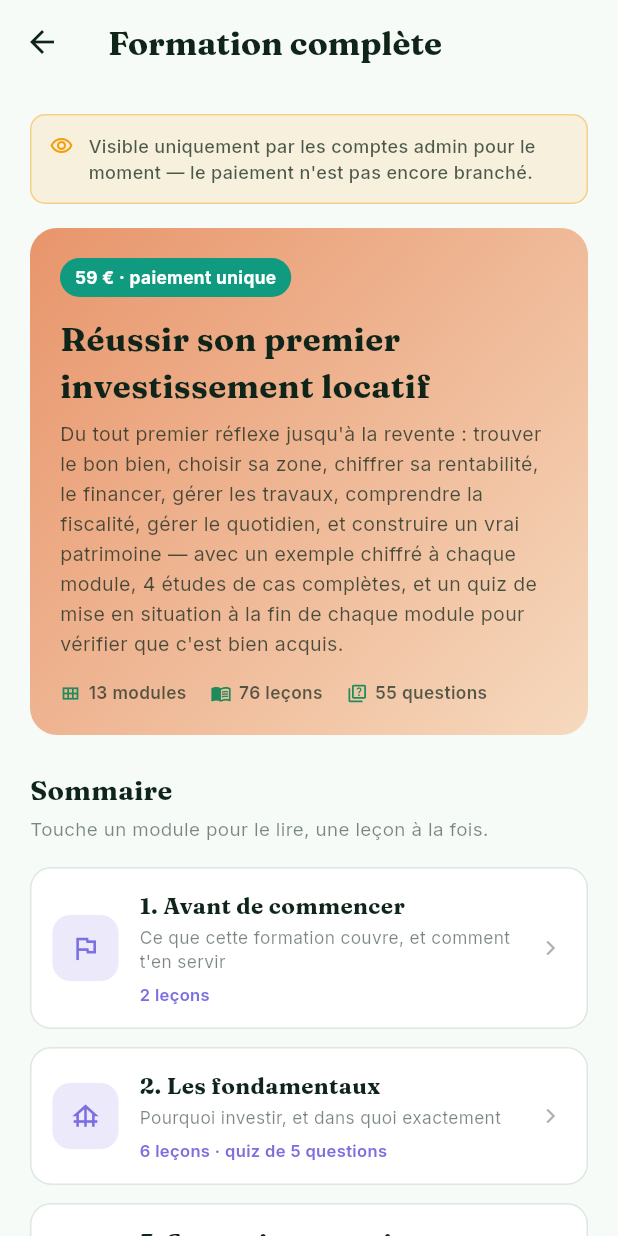
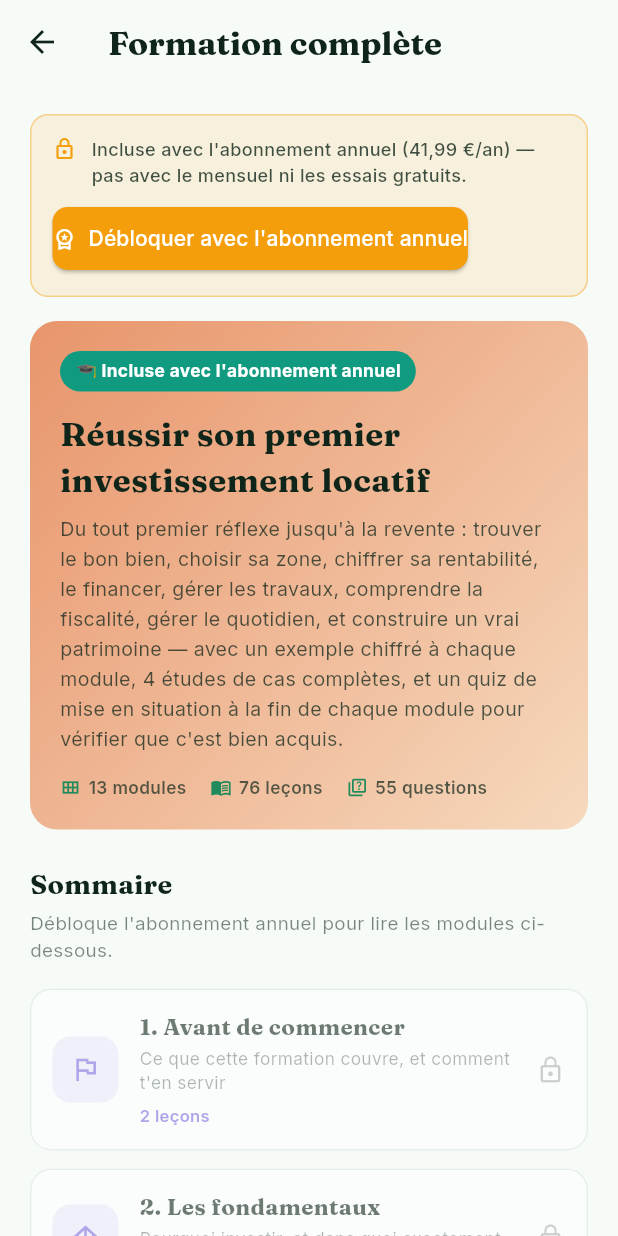
Before and after one commit to didouscossss/Didou-immo, a Flutter app: the FormationScreen screen opened directly, on a phone screen of 412 x 824 dp. Run offline on Flutter 3.47's test engine with Material 3 defaults, Android fonts, the phone set to English and light mode, and no system bars; our stand-ins replace cloud_firestore, cloud_functions, file_picker, firebase_auth, firebase_core, firebase_storage and 10 more; missing offline and left inert: dart:js_interop, in_app_purchase_android; accounts and stored records are empty; network calls fail.

Commit message:
Inclut la formation complète dans l'abonnement annuel (#182)
Remplace le paiement unique prévu (jamais vendu, formation encore
réservée aux comptes admin) par une inclusion dans l'offre annuelle
(41,99 €/an) uniquement, pas l'offre mensuelle :

- Nouveau champ Firestore `subscriptionPlan` ('monthly'/'yearly'),
  posé côté serveur par `activateSubscription` (Android) et
  `stripeWebhook` (web, via les metadata de la session Checkout) —
  protégé en écriture comme `isSubscribed`.
- `UserAccountState.hasFormationAccess` : vrai pour un abonné annuel
  ou un compte admin (pour pouvoir relire le contenu sans payer).
- Badge "Formation complète incluse" sur la carte de l'offre annuelle
  du paywall (web et Android), absent de l'offre mensuelle.
- La formation est désormais visible par tout le monde (plus
  seulement les admins) : sommaire consultable par tous, mais un
  compte sans accès se voit proposer l'abonnement annuel au lieu
  d'ouvrir un module.


Claude-Session: https://claude.ai/code/session_01NBqLjwkqjP62ZSYp1E2rxG

Co-authored-by: Claude <noreply@anthropic.com>

```diff
--- a/lib/screens/account/account_screen.dart
+++ b/lib/screens/account/account_screen.dart
@@ -95,15 +95,18 @@ class AccountScreen extends StatelessWidget {
                 shape: RoundedRectangleBorder(borderRadius: BorderRadius.circular(12)),
               ),
             ),
+          ],
           const SizedBox(height: 12),
-            // Formation payante (59 €, paiement unique) en cours de
-            // préparation — pas encore de paiement branché, réservée aux
-            // comptes admin pour la relire avant de décider comment la
-            // vendre (voir FormationScreen).
+          // Visible par tout le monde (plus réservée aux admins) : incluse
+          // avec l'abonnement annuel (voir UserAccountState.hasFormationAccess
+          // et FormationScreen, qui affiche lui-même l'argumentaire de vente
+          // si le compte n'a pas (encore) cet accès).
           OutlinedButton.icon(
             onPressed: () => Navigator.of(context).push(MaterialPageRoute(builder: (_) => const FormationScreen())),
-              icon: const Icon(Icons.school_outlined),
-              label: const Text('Formation complète (admin)'),
+            icon: Icon(account.hasFormationAccess ? Icons.school_outlined : Icons.lock_outline),
+            label: Text(account.hasFormationAccess
+                ? 'Formation complète'
+                : 'Formation complète (incluse avec l\'annuel)'),
             style: OutlinedButton.styleFrom(
               foregroundColor: AppColors.gold,
               side: BorderSide(color: AppColors.gold),
@@ -111,7 +114,6 @@ class AccountScreen extends StatelessWidget {
               shape: RoundedRectangleBorder(borderRadius: BorderRadius.circular(12)),
             ),
           ),
-          ],
           const SizedBox(height: 12),
           OutlinedButton.icon(
             onPressed: () => Navigator.of(context).push(MaterialPageRoute(builder: (_) => const LegalHubScreen())),
--- a/lib/screens/formation/formation_screen.dart
+++ b/lib/screens/formation/formation_screen.dart
@@ -1,25 +1,27 @@
 import 'package:flutter/material.dart';
+import 'package:provider/provider.dart';
 
+import '../../state/user_account_state.dart';
 import '../../theme/app_theme.dart';
+import '../paywall/paywall_screen.dart';
 import 'formation_content.dart';
 import 'formation_module_screen.dart';
 
-/// Formation payante "Réussir son premier investissement locatif" — 59 €,
-/// paiement unique (pas un abonnement, voir la discussion produit).
+/// Formation "Réussir son premier investissement locatif" — incluse avec
+/// l'abonnement annuel (41,99 €/an), pas avec le mensuel ni les essais
+/// gratuits (voir la discussion produit et `UserAccountState.hasFormationAccess`,
+/// qui pose aussi un accès pour les comptes admin, pour pouvoir relire le
+/// contenu sans payer).
 ///
-/// Pas encore vendue : aucun flux de paiement n'est branché ici. Le but de
-/// cette première version est de pouvoir relire/ajuster le contenu avant de
-/// décider comment le vendre — d'où l'accès réservé aux comptes admin
-/// (`UserAccountState.isAdmin`, voir `AccountScreen`) plutôt qu'un vrai
-/// paywall. Une fois le contenu validé, ce sera soit un paywall Stripe
-/// dédié (one-shot, pas un abonnement), soit un déblocage manuel via un
-/// code, selon ce que l'utilisateur choisira à ce moment-là.
+/// Visible par tout le monde (plus réservée aux admins) : un compte sans
+/// accès voit le sommaire complet (titres, nombre de leçons) pour se rendre
+/// compte de ce que l'offre annuelle débloque, mais ne peut pas ouvrir un
+/// module — touché, il redirige vers [PaywallScreen] plutôt que d'afficher
+/// le contenu.
 ///
-/// Cet écran ne sert plus que de sommaire — une carte par module, qui ouvre
-/// la lecture leçon par leçon ([FormationModuleScreen]), quiz de fin de
-/// module compris. Avant, tout le contenu tenait empilé dans des accordéons
-/// sur cette seule page : jugé pas assez agréable à lire malgré un contenu
-/// déjà complet.
+/// Cet écran ne sert que de sommaire — une carte par module, qui ouvre la
+/// lecture leçon par leçon ([FormationModuleScreen]), quiz de fin de module
+/// compris.
 class FormationScreen extends StatelessWidget {
   const FormationScreen({super.key});
 
@@ -28,12 +30,14 @@ class FormationScreen extends StatelessWidget {
 
   @override
   Widget build(BuildContext context) {
+    final account = context.watch<UserAccountState>();
+    final hasAccess = account.hasFormationAccess;
     return Scaffold(
       appBar: AppBar(title: const Text('Formation complète')),
       body: ListView(
         padding: const EdgeInsets.all(20),
         children: [
-          _buildAdminNotice(),
+          _buildAccessNotice(context, account),
           const SizedBox(height: 16),
           _buildHero(),
           const SizedBox(height: 24),
@@ -43,30 +47,89 @@ class FormationScreen extends StatelessWidget {
           ),
           const SizedBox(height: 4),
           Text(
-            'Touche un module pour le lire, une leçon à la fois.',
+            hasAccess
+                ? 'Touche un module pour le lire, une leçon à la fois.'
+                : "Débloque l'abonnement annuel pour lire les modules ci-dessous.",
             style: AppTextStyles.sans(fontSize: 12.5, color: AppColors.ink.withValues(alpha: 0.55)),
           ),
           const SizedBox(height: 16),
-          for (int i = 0; i < formationModules.length; i++) _ModuleSummaryCard(module: formationModules[i], index: i),
+          for (int i = 0; i < formationModules.length; i++)
+            _ModuleSummaryCard(module: formationModules[i], index: i, locked: !hasAccess),
         ],
       ),
     );
   }
 
-  Widget _buildAdminNotice() {
+  /// Trois états distincts : accès réel (abonnement annuel) confirmé en
+  /// vert, aperçu admin signalé en doré (un admin sans abonnement annuel
+  /// voit quand même tout le contenu, mais doit savoir que ce n'est QUE
+  /// grâce à son statut admin, pas ce qu'un abonné annuel verrait en plus),
+  /// et l'argumentaire de vente avec CTA direct vers [PaywallScreen] pour
+  /// tous les autres.
+  Widget _buildAccessNotice(BuildContext context, UserAccountState account) {
+    final realAccess = account.isSubscribed && account.subscriptionPlan == 'yearly';
+    if (realAccess) {
+      return _notice(
+        icon: Icons.check_circle_outline,
+        color: AppColors.good,
+        text: 'Incluse dans ton abonnement annuel — bonne lecture !',
+      );
+    }
+    if (account.isAdmin) {
+      return _notice(
+        icon: Icons.visibility_outlined,
+        color: AppColors.gold,
+        text: "Aperçu admin — réservée aux abonnés annuels pour tout le monde d'autre.",
+      );
+    }
+    return Container(
+      padding: const EdgeInsets.all(14),
+      decoration: BoxDecoration(
+        color: AppColors.gold.withValues(alpha: 0.12),
+        borderRadius: BorderRadius.circular(12),
+        border: Border.all(color: AppColors.gold.withValues(alpha: 0.4)),
+      ),
+      child: Column(crossAxisAlignment: CrossAxisAlignment.start, children: [
+        Row(crossAxisAlignment: CrossAxisAlignment.start, children: [
+          Icon(Icons.lock_outline, size: 16, color: AppColors.gold),
+          const SizedBox(width: 10),
+          Expanded(
+            child: Text(
+              "Incluse avec l'abonnement annuel (41,99 €/an) — pas avec le mensuel ni les essais gratuits.",
+              style: AppTextStyles.sans(fontSize: 12, fontWeight: FontWeight.w500, color: AppColors.ink.withValues(alpha: 0.8)),
+            ),
+          ),
+        ]),
+        const SizedBox(height: 10),
+        ElevatedButton.icon(
+          onPressed: () => Navigator.of(context).push(MaterialPageRoute(builder: (_) => const PaywallScreen())),
+          icon: const Icon(Icons.workspace_premium_outlined, size: 16),
+          label: const Text("Débloquer avec l'abonnement annuel"),
+          style: ElevatedButton.styleFrom(
+            backgroundColor: AppColors.gold,
+            foregroundColor: Colors.white,
+            padding: const EdgeInsets.symmetric(vertical: 11),
+            shape: RoundedRectangleBorder(borderRadius: BorderRadius.circular(10)),
+          ),
+        ),
+      ]),
+    );
+  }
+
+  Widget _notice({required IconData icon, required Color color, required String text}) {
     return Container(
       padding: const EdgeInsets.all(12),
       decoration: BoxDecoration(
-        color: AppColors.gold.withValues(alpha: 0.12),
+        color: color.withValues(alpha: 0.12),
         borderRadius: BorderRadius.circular(10),
-        border: Border.all(color: AppColors.gold.withValues(alpha: 0.4)),
+        border: Border.all(color: color.withValues(alpha: 0.4)),
       ),
       child: Row(crossAxisAlignment: CrossAxisAlignment.start, children: [
-        Icon(Icons.visibility_outlined, size: 16, color: AppColors.gold),
+        Icon(icon, size: 16, color: color),
         const SizedBox(width: 10),
         Expanded(
           child: Text(
-            "Visible uniquement par les comptes admin pour le moment — le paiement n'est pas encore branché.",
+            text,
             style: AppTextStyles.sans(fontSize: 12, fontWeight: FontWeight.w500, color: AppColors.ink.withValues(alpha: 0.75)),
           ),
         ),
@@ -90,7 +153,7 @@ class FormationScreen extends StatelessWidget {
           Container(
             padding: const EdgeInsets.symmetric(horizontal: 10, vertical: 5),
             decoration: BoxDecoration(color: AppColors.good, borderRadius: BorderRadius.circular(999)),
-            child: Text('59 € · paiement unique',
+            child: Text('🎓 Incluse avec l\'abonnement annuel',
                 style: AppTextStyles.sans(fontSize: 11.5, fontWeight: FontWeight.w700, color: Colors.white)),
           ),
         ]),
@@ -131,13 +194,18 @@ class FormationScreen extends StatelessWidget {
 class _ModuleSummaryCard extends StatelessWidget {
   final FormationModule module;
   final int index;
-  const _ModuleSummaryCard({required this.module, required this.index});
+  final bool locked;
+  const _ModuleSummaryCard({required this.module, required this.index, required this.locked});
 
   @override
   Widget build(BuildContext context) {
     return InkWell(
-      onTap: () => Navigator.of(context).push(MaterialPageRoute(builder: (_) => FormationModuleScreen(moduleIndex: index))),
+      onTap: () => locked
+          ? Navigator.of(context).push(MaterialPageRoute(builder: (_) => const PaywallScreen()))
+          : Navigator.of(context).push(MaterialPageRoute(builder: (_) => FormationModuleScreen(moduleIndex: index))),
       borderRadius: BorderRadius.circular(14),
+      child: Opacity(
+        opacity: locked ? 0.6 : 1,
         child: Container(
           margin: const EdgeInsets.only(bottom: 12),
           padding: const EdgeInsets.all(14),
@@ -178,8 +246,13 @@ class _ModuleSummaryCard extends StatelessWidget {
               ]),
             ),
             const SizedBox(width: 8),
-          Icon(Icons.chevron_right, size: 20, color: AppColors.ink.withValues(alpha: 0.35)),
+            Icon(
+              locked ? Icons.lock_outline : Icons.chevron_right,
+              size: 20,
+              color: AppColors.ink.withValues(alpha: 0.35),
+            ),
           ]),
+        ),
       ),
     );
   }
--- a/lib/state/user_account_state.dart
+++ b/lib/state/user_account_state.dart
@@ -30,6 +30,16 @@ class UserAccountState extends ChangeNotifier {
   bool get grantedFree => userDoc?['grantedFree'] == true;
   bool get isAdmin => userDoc?['isAdmin'] == true;
   String? get referralCode => userDoc?['referralCode'] as String?;
+
+  /// 'monthly' ou 'yearly' — posé côté serveur (`activateSubscription` ou
+  /// `stripeWebhook`, voir `functions/index.js`) au moment de l'achat.
+  String? get subscriptionPlan => userDoc?['subscriptionPlan'] as String?;
+
+  /// La formation complète est incluse avec l'offre annuelle (pas la
+  /// mensuelle) — voir la discussion avec l'utilisateur. Les comptes admin y
+  /// ont aussi accès, pour pouvoir relire/mettre à jour le contenu sans
+  /// payer.
+  bool get hasFormationAccess => isAdmin || (isSubscribed && subscriptionPlan == 'yearly');
 
   /// `true` si CE compte a lui-même été parrainé (a saisi un code) — sert à
   /// déterminer son propre seuil de palier (voir [referralMilestoneThreshold]).
@@ -184,10 +194,12 @@ class UserAccountState extends ChangeNotifier {
   /// À appeler juste après un achat Play Billing confirmé (voir
   /// `paywall_screen.dart`) — marque le compte comme abonné (sert aussi de
   /// point de départ au décompte du palier de parrainage, voir
-  /// `qualifiedReferralsCount`). Voir `ReferralService.activateSubscription`.
-  Future<void> activateSubscription() async {
+  /// `qualifiedReferralsCount`). `plan` ('monthly'/'yearly') détermine
+  /// l'accès à la formation complète (voir [hasFormationAccess]). Voir
+  /// `ReferralService.activateSubscription`.
+  Future<void> activateSubscription({String? plan}) async {
     if (user == null) return;
-    await _referral.activateSubscription();
+    await _referral.activateSubscription(plan: plan);
     await refresh();
   }
 
--- a/pubspec.yaml
+++ b/pubspec.yaml
@@ -1,7 +1,7 @@
 name: didou_immo
 description: Didou Immo — calculateur de rentabilité immobilière, aide à l'achat.
 publish_to: 'none'
-version: 1.0.0+32
+version: 1.0.0+33
 
 environment:
   sdk: ^3.9.0
```
Also changed, not shown: lib/screens/paywall/paywall_screen.dart (+42 -3 lines), lib/services/referral_service.dart (+7 -2 lines), 2 other files. Lines whose indentation alone changed are shown as unchanged.
